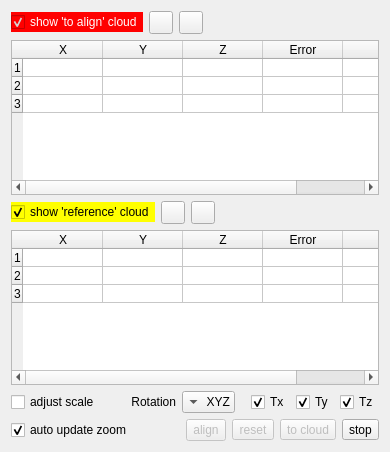
Qt form qCC/ui_templates/pointPairRegistrationDlg.ui (CloudCompare/CloudCompare) before a commit.
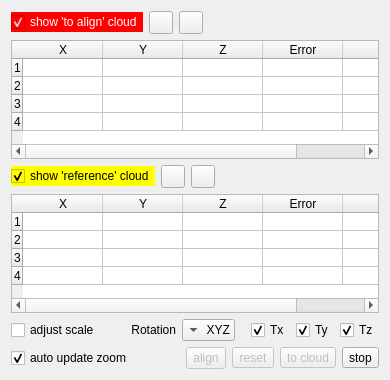
The same form after that commit. Icons and pictures are not drawn.

Commit message: Point-pair based registration enhanced (transformation constraints added)

The edit to the form file:
```diff
--- a/qCC/ui_templates/pointPairRegistrationDlg.ui
+++ b/qCC/ui_templates/pointPairRegistrationDlg.ui
@@ -7,7 +7,7 @@
     <x>0</x>
     <y>0</y>
     <width>390</width>
-    <height>452</height>
+    <height>380</height>
    </rect>
   </property>
   <property name="windowTitle">
@@ -92,6 +92,11 @@
        <string>3</string>
       </property>
      </row>
+     <row>
+      <property name="text">
+       <string>4</string>
+      </property>
+     </row>
      <column>
       <property name="text">
        <string>X</string>
@@ -197,6 +202,11 @@
        <string>3</string>
       </property>
      </row>
+     <row>
+      <property name="text">
+       <string>4</string>
+      </property>
+     </row>
      <column>
       <property name="text">
        <string>X</string>
```
